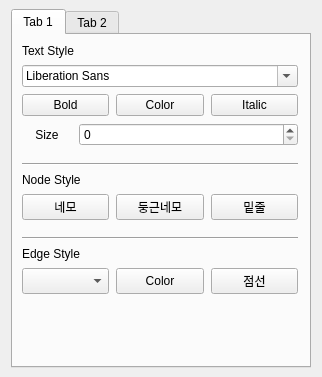
Above: forms/propertytab.ui from babmukgohazo/pmind before the change. Below: the same form after it.
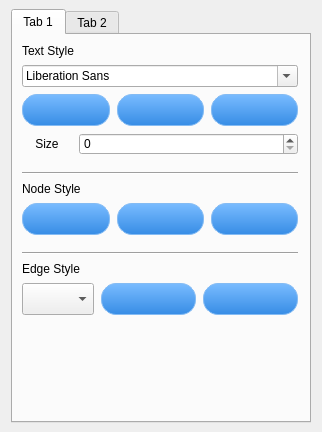
That is the form after the change.

Patch:
```diff
--- a/forms/propertytab.ui
+++ b/forms/propertytab.ui
@@ -10,7 +10,7 @@
     <x>0</x>
     <y>0</y>
     <width>322</width>
-    <height>377</height>
+    <height>432</height>
    </rect>
   </property>
   <property name="sizePolicy">
@@ -22,7 +22,7 @@
   <property name="minimumSize">
    <size>
     <width>322</width>
-    <height>377</height>
+    <height>432</height>
    </size>
   </property>
   <property name="maximumSize">
@@ -31,6 +31,29 @@
     <height>524287</height>
    </size>
   </property>
+  <property name="styleSheet">
+   <string notr="true">QPushButton { 
+	background-color:QLinearGradient(x1: 0, y1: 0, x2: 0, y2: 1, stop: 0 #79bbff, stop: 1 #378de5);
+	border:1px solid #84bbf3;
+	border-radius:15px;
+	text-indent:0;
+	color:#666666;
+	font-family:Arial;
+	font-size:15px;
+	font-weight:bold;
+	font-style:normal;
+	line-height:45px;
+	height:30px;
+	width:300px;
+	text-decoration:none;
+	text-align:center;
+}
+QPushButton:hover {
+	
+	background-color:QLinearGradient(x1: 0, y1: 0, x2: 0, y2: 1, stop: 0 #378de5, stop: 1 #79bbff);
+}
+</string>
+  </property>
   <property name="windowTitle">
    <string>PropertyTab</string>
   </property>
@@ -139,20 +162,7 @@
                </sizepolicy>
               </property>
               <property name="text">
-               <string>Bold</string>
-              </property>
-             </widget>
-            </item>
-            <item>
-             <widget class="QPushButton" name="buttonColor">
-              <property name="sizePolicy">
-               <sizepolicy hsizetype="Minimum" vsizetype="Preferred">
-                <horstretch>0</horstretch>
-                <verstretch>0</verstretch>
-               </sizepolicy>
-              </property>
-              <property name="text">
-               <string>Color</string>
+               <string/>
               </property>
              </widget>
             </item>
@@ -164,8 +174,27 @@
                 <verstretch>0</verstretch>
                </sizepolicy>
               </property>
+              <property name="styleSheet">
+               <string notr="true"/>
+              </property>
               <property name="text">
-               <string>Italic</string>
+               <string/>
+              </property>
+             </widget>
+            </item>
+            <item>
+             <widget class="QPushButton" name="buttonColor">
+              <property name="sizePolicy">
+               <sizepolicy hsizetype="Minimum" vsizetype="Preferred">
+                <horstretch>0</horstretch>
+                <verstretch>0</verstretch>
+               </sizepolicy>
+              </property>
+              <property name="styleSheet">
+               <string notr="true"/>
+              </property>
+              <property name="text">
+               <string/>
               </property>
              </widget>
             </item>
@@ -239,7 +268,7 @@
                </sizepolicy>
               </property>
               <property name="text">
-               <string>네모</string>
+               <string/>
               </property>
              </widget>
             </item>
@@ -252,7 +281,7 @@
                </sizepolicy>
               </property>
               <property name="text">
-               <string>둥근네모</string>
+               <string/>
               </property>
              </widget>
             </item>
@@ -265,7 +294,7 @@
                </sizepolicy>
               </property>
               <property name="text">
-               <string>밑줄</string>
+               <string/>
               </property>
              </widget>
             </item>
@@ -301,19 +330,6 @@
               </property>
              </widget>
             </item>
-            <item>
-             <widget class="QPushButton" name="lineColorButton">
-              <property name="sizePolicy">
-               <sizepolicy hsizetype="Minimum" vsizetype="Preferred">
-                <horstretch>0</horstretch>
-                <verstretch>0</verstretch>
-               </sizepolicy>
-              </property>
-              <property name="text">
-               <string>Color</string>
-              </property>
-             </widget>
-            </item>
             <item>
              <widget class="QPushButton" name="dottedLineButton">
               <property name="sizePolicy">
@@ -323,7 +339,20 @@
                </sizepolicy>
               </property>
               <property name="text">
-               <string>점선</string>
+               <string/>
+              </property>
+             </widget>
+            </item>
+            <item>
+             <widget class="QPushButton" name="lineColorButton">
+              <property name="sizePolicy">
+               <sizepolicy hsizetype="Minimum" vsizetype="Preferred">
+                <horstretch>0</horstretch>
+                <verstretch>0</verstretch>
+               </sizepolicy>
+              </property>
+              <property name="text">
+               <string/>
               </property>
              </widget>
             </item>
```
